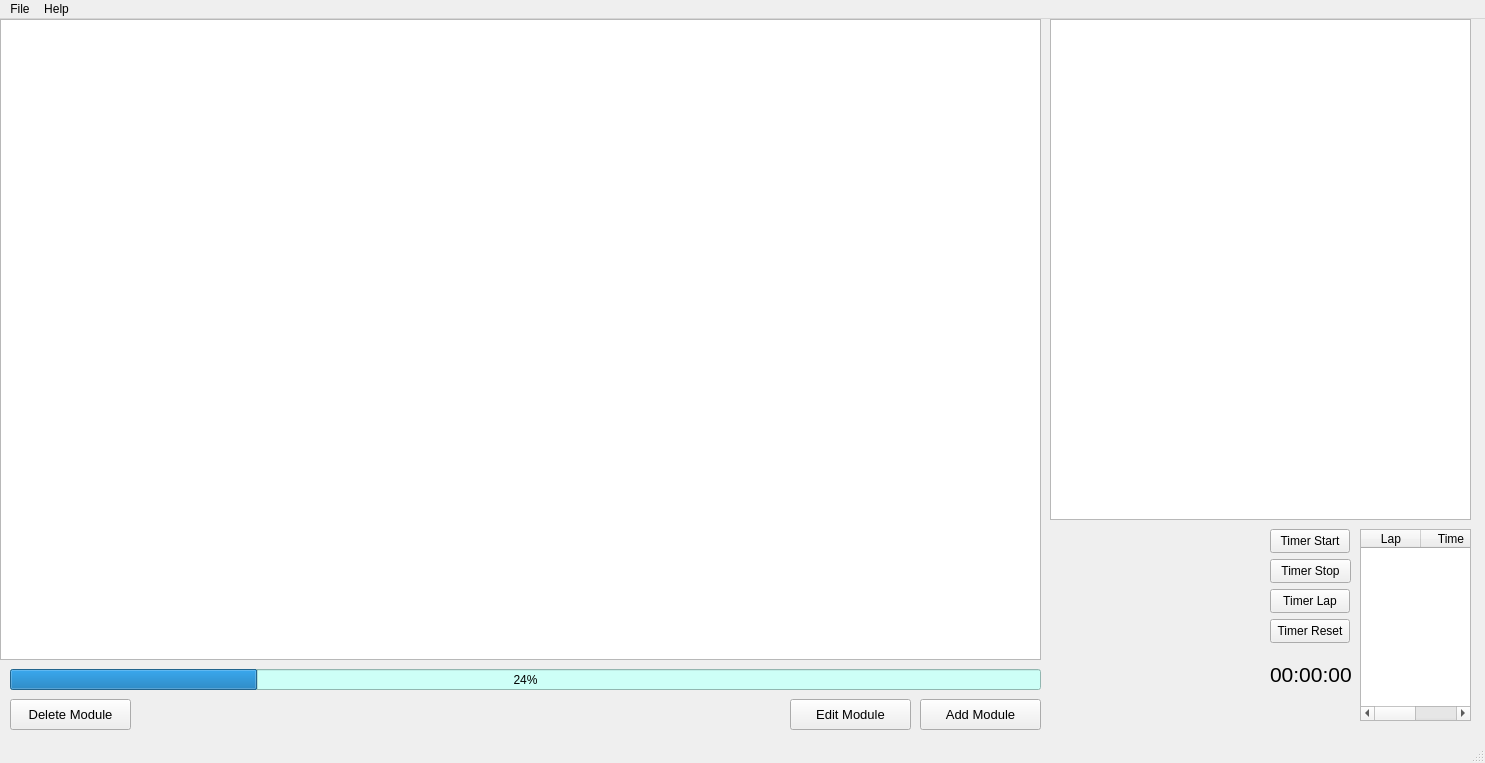
This is src/mainwindow.ui in Enidable/AkademeMateQt as Qt 5 draws it before an edit. The edited form follows.
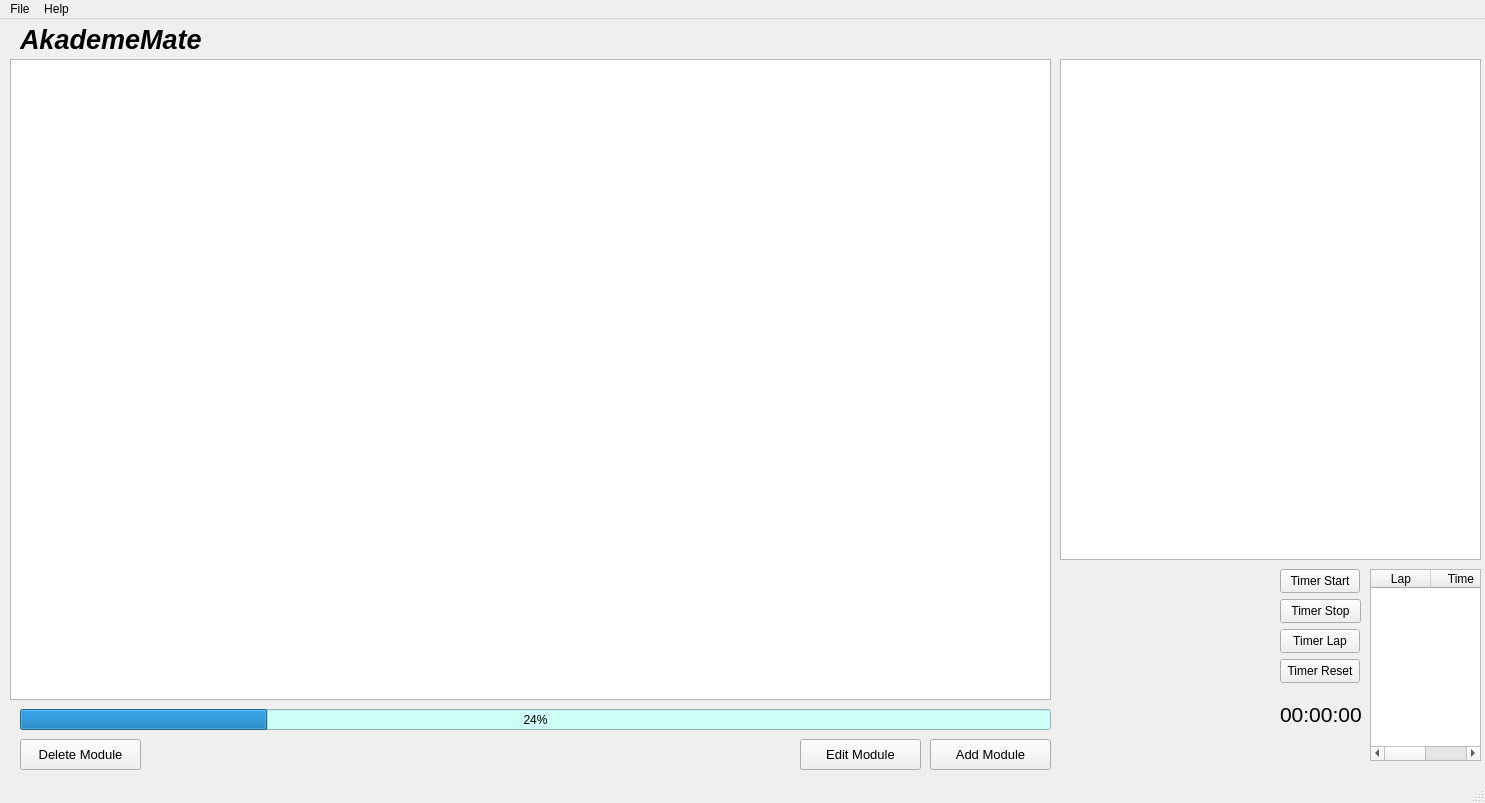
This is the edited form.

Commit message: Add Title and change its color

Patch:
```diff
--- a/src/mainwindow.ui
+++ b/src/mainwindow.ui
@@ -7,7 +7,7 @@
     <x>0</x>
     <y>0</y>
     <width>1485</width>
-    <height>763</height>
+    <height>803</height>
    </rect>
   </property>
   <property name="windowTitle">
@@ -17,8 +17,8 @@
    <widget class="QPushButton" name="TStart_button">
     <property name="geometry">
      <rect>
-      <x>1270</x>
-      <y>510</y>
+      <x>1280</x>
+      <y>550</y>
       <width>80</width>
       <height>24</height>
      </rect>
@@ -30,8 +30,8 @@
    <widget class="QPushButton" name="TStop_button">
     <property name="geometry">
      <rect>
-      <x>1270</x>
-      <y>540</y>
+      <x>1280</x>
+      <y>580</y>
       <width>81</width>
       <height>24</height>
      </rect>
@@ -43,8 +43,8 @@
    <widget class="QPushButton" name="TLap_button">
     <property name="geometry">
      <rect>
-      <x>1270</x>
-      <y>570</y>
+      <x>1280</x>
+      <y>610</y>
       <width>80</width>
       <height>24</height>
      </rect>
@@ -56,8 +56,8 @@
    <widget class="QPushButton" name="TReset_button">
     <property name="geometry">
      <rect>
-      <x>1270</x>
-      <y>600</y>
+      <x>1280</x>
+      <y>640</y>
       <width>80</width>
       <height>24</height>
      </rect>
@@ -69,8 +69,8 @@
    <widget class="QLabel" name="labelTimer">
     <property name="geometry">
      <rect>
-      <x>1270</x>
-      <y>630</y>
+      <x>1280</x>
+      <y>670</y>
       <width>81</width>
       <height>51</height>
      </rect>
@@ -87,8 +87,8 @@
    <widget class="QTableWidget" name="LapsTable">
     <property name="geometry">
      <rect>
-      <x>1360</x>
-      <y>510</y>
+      <x>1370</x>
+      <y>550</y>
       <width>111</width>
       <height>192</height>
      </rect>
@@ -110,8 +110,8 @@
    <widget class="QProgressBar" name="progressBar_All">
     <property name="geometry">
      <rect>
-      <x>10</x>
-      <y>650</y>
+      <x>20</x>
+      <y>690</y>
       <width>1031</width>
       <height>21</height>
      </rect>
@@ -126,8 +126,8 @@
    <widget class="QTableView" name="MainTable">
     <property name="geometry">
      <rect>
-      <x>0</x>
-      <y>0</y>
+      <x>10</x>
+      <y>40</y>
       <width>1041</width>
       <height>641</height>
      </rect>
@@ -136,8 +136,8 @@
    <widget class="QPushButton" name="AddModuleButton">
     <property name="geometry">
      <rect>
-      <x>920</x>
-      <y>680</y>
+      <x>930</x>
+      <y>720</y>
       <width>121</width>
       <height>31</height>
      </rect>
@@ -156,8 +156,8 @@
    <widget class="QPushButton" name="EditModuleButton">
     <property name="geometry">
      <rect>
-      <x>790</x>
-      <y>680</y>
+      <x>800</x>
+      <y>720</y>
       <width>121</width>
       <height>31</height>
      </rect>
@@ -176,8 +176,8 @@
    <widget class="QPushButton" name="DeleteModuleButton">
     <property name="geometry">
      <rect>
-      <x>10</x>
-      <y>680</y>
+      <x>20</x>
+      <y>720</y>
       <width>121</width>
       <height>31</height>
      </rect>
@@ -196,13 +196,33 @@
    <widget class="QTableView" name="DetailTable">
     <property name="geometry">
      <rect>
-      <x>1050</x>
-      <y>0</y>
+      <x>1060</x>
+      <y>40</y>
       <width>421</width>
       <height>501</height>
      </rect>
     </property>
    </widget>
+   <widget class="QLabel" name="Title">
+    <property name="geometry">
+     <rect>
+      <x>20</x>
+      <y>0</y>
+      <width>201</width>
+      <height>41</height>
+     </rect>
+    </property>
+    <property name="font">
+     <font>
+      <pointsize>20</pointsize>
+      <italic>true</italic>
+      <bold>true</bold>
+     </font>
+    </property>
+    <property name="text">
+     <string>AkademeMate</string>
+    </property>
+   </widget>
   </widget>
   <widget class="QMenuBar" name="menubar">
    <property name="geometry">
```
Left out of the diff: 2 changed lines with no effect on the pictures. The commit also changes 2 other files.
